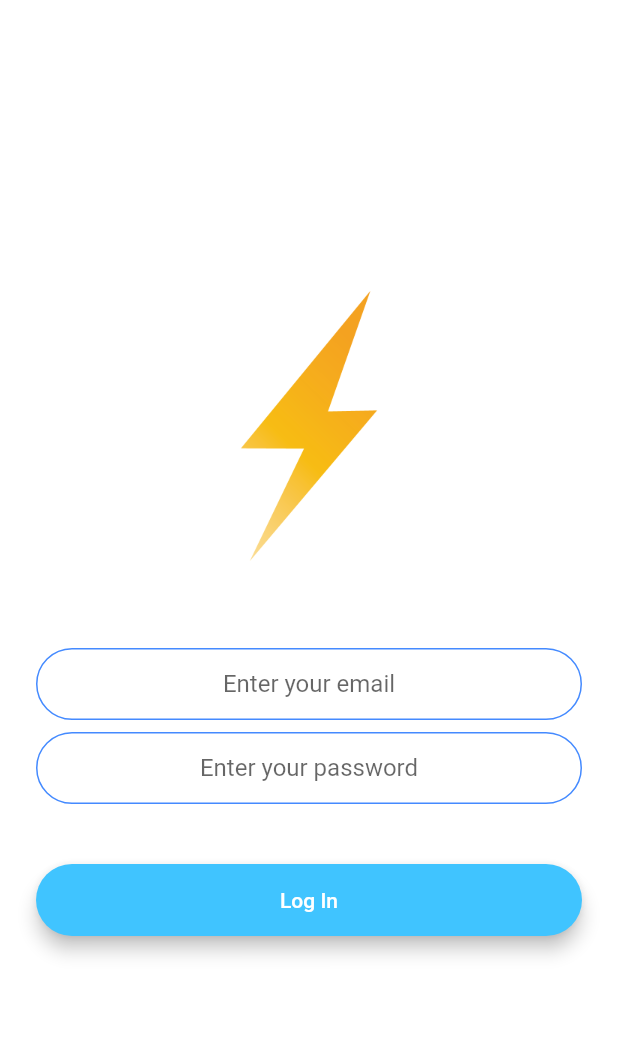
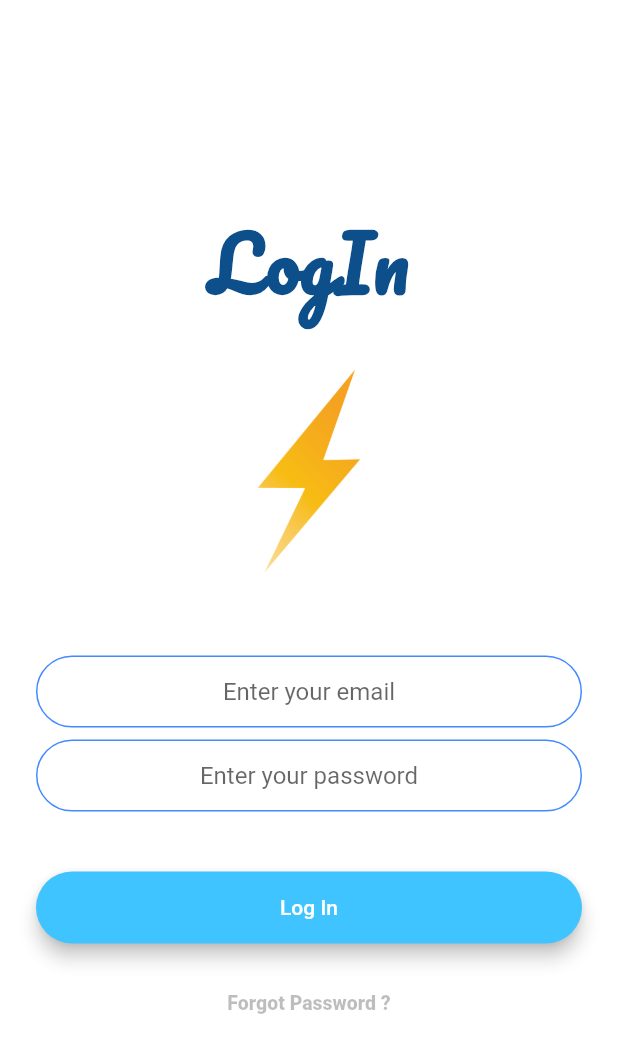
Before and after one commit to aviraltandon21/flash-chat-flutter, a Flutter app: the LoginScreen screen opened by its route, on a phone screen of 412 x 824 dp. Shown: the top 1053 px of the screen. Run offline on Flutter 3.47's test engine with Material 2 defaults, Android fonts, the phone set to English and light mode, and no system bars; our stand-ins replace animated_text_kit, cloud_firestore, firebase_auth, firebase_core, modal_progress_hud; accounts and stored records are empty.

Commit message:
Added Forgot password functionality

```diff
--- a/lib/main.dart
+++ b/lib/main.dart
@@ -1,3 +1,5 @@
+import 'package:flash_chat/screens/forgot_password.dart';
+import 'package:flash_chat/screens/reset_password.dart';
 import 'package:flash_chat/screens/verify_screen.dart';
 import 'package:flutter/material.dart';
 import 'package:flash_chat/screens/welcome_screen.dart';
@@ -28,7 +30,9 @@ class FlashChat extends StatelessWidget {
         LoginScreen.id: (context) => LoginScreen(),
         RegistrationScreen.id: (context) => RegistrationScreen(),
         ChatScreen.id: (context) => ChatScreen(),
-        VerifyScreen.id: (context) => VerifyScreen()
+        VerifyScreen.id: (context) => VerifyScreen(),
+        ForgotPassword.id: (context) => ForgotPassword(),
+        ResetPassword.id: (context) => ResetPassword()
       },
     );
   }
--- a/lib/screens/login_screen.dart
+++ b/lib/screens/login_screen.dart
@@ -1,5 +1,6 @@
 import 'package:flash_chat/constants.dart';
 import 'package:flash_chat/screens/chat_screen.dart';
+import 'package:flash_chat/screens/forgot_password.dart';
 import 'package:flutter/material.dart';
 import 'package:flash_chat/components/rounded_button.dart';
 import 'package:firebase_auth/firebase_auth.dart';
@@ -33,11 +34,25 @@ class _LoginScreenState extends State<LoginScreen> {
             mainAxisAlignment: MainAxisAlignment.center,
             crossAxisAlignment: CrossAxisAlignment.stretch,
             children: <Widget>[
+              Center(
+                child: Text(
+                  'LogIn',
+                  style: TextStyle(
+                      fontFamily: 'Pacifico',
+                      fontSize: 50.0,
+                      color: Color.fromARGB(255, 13, 79, 139),
+                      fontWeight: FontWeight.bold
+                  ),
+                ),
+              ),
+              SizedBox(
+                height: 20.0,
+              ),
               Flexible(
                 child: Hero(
                   tag: 'logo',
                   child: Container(
-                    height: 200.0,
+                    height: 150.0,
                     child: Image.asset('images/logo.png'),
                   ),
                 ),
@@ -91,6 +106,19 @@ class _LoginScreenState extends State<LoginScreen> {
 
                 },
               ),
+              FlatButton(
+                onPressed: () {
+                  Navigator.pushNamed(context, ForgotPassword.id);
+                },
+                child: Text(
+                  'Forgot Password ?',
+                  style: TextStyle(
+                    color: Colors.black26,
+                    fontSize: 13.0,
+                    fontWeight: FontWeight.w800
+                  ),
+                ),
+              )
             ],
           ),
         ),
--- a/pubspec.yaml
+++ b/pubspec.yaml
@@ -24,5 +24,11 @@ dev_dependencies:
 flutter:
   uses-material-design: true
 
+
+  fonts:
+  - family: Pacifico
+    fonts:
+    - asset: fonts/Pacifico-Regular.ttf
+
   assets:
   - images/
```
Also changed, not shown: lib/screens/forgot_password.dart (added, +85 -0 lines), lib/screens/registration_screen.dart (+15 -1 lines), lib/screens/reset_password.dart (added, +95 -0 lines), fonts/Pacifico-Regular.ttf (added).
